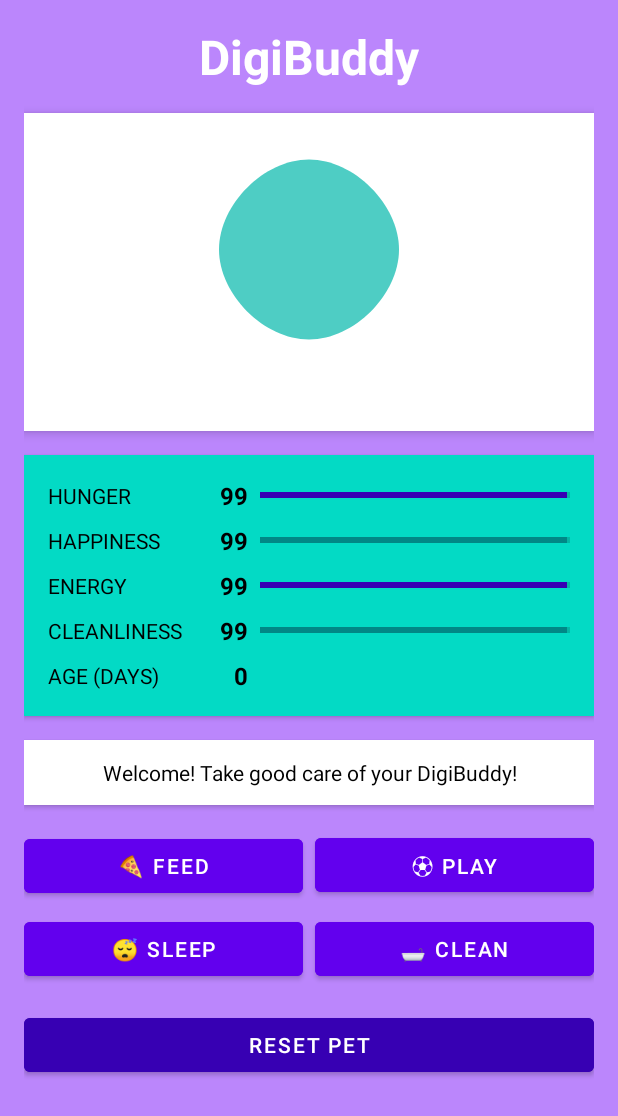
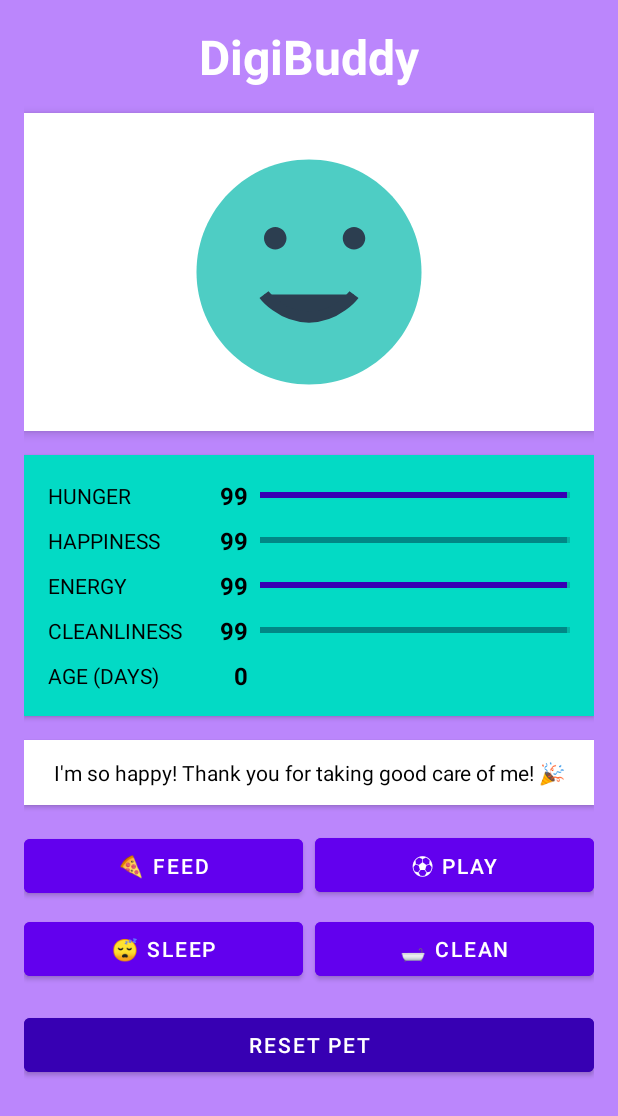
Before and after one commit to MatthewDelong/DigiBuddy, an Android app: the screen it shows after launch (MainActivity), on a phone screen of 412 x 824 dp. Shown: the top 1116 px of the screen. Run offline under Robolectric (Android 15) with nearby library versions, the phone set to English and light mode, and no system bars.

Commit message:
Add mood-based pet images and messages
Introduced mood detection logic in MainActivity and added new drawable resources for pet moods (happy, hungry, tired, dirty). The pet's image and status message now update dynamically based on its current mood, improving user feedback and engagement. Also updated app version to 1.0.5-b.

```diff
--- a/app/build.gradle
+++ b/app/build.gradle
@@ -11,7 +11,7 @@ android {
         minSdk = 21
         targetSdk = 34
         versionCode = 1
-        versionName = "1.0.4-b"
+        versionName = "1.0.5-b"
 
         testInstrumentationRunner = "androidx.test.runner.AndroidJUnitRunner"
     }
--- a/app/src/main/java/com/example/digibuddy/MainActivity.java
+++ b/app/src/main/java/com/example/digibuddy/MainActivity.java
@@ -28,6 +28,11 @@ public class MainActivity extends AppCompatActivity {
 
     private final Handler uiHandler = new Handler();
     private Runnable uiUpdateRunnable;
+
+    // Add these enums at the top of your MainActivity class
+    enum PetMood {
+        HAPPY, HUNGRY, TIRED, DIRTY, SLEEPING, DEFAULT
+    }
 
     @Override
     protected void onCreate(Bundle savedInstanceState) {
@@ -386,9 +391,41 @@ public class MainActivity extends AppCompatActivity {
         }
     }
 
+    // Mood detection method
+    private PetMood determinePetMood() {
+        if (!pet.isAlive()) {
+            return PetMood.DEFAULT;
+        }
+
+        if (pet.isSleeping()) {
+            return PetMood.SLEEPING;
+        }
+
+        // Check for critical needs first
+        if (pet.getHunger() < 20) {
+            return PetMood.HUNGRY;
+        }
+        if (pet.getEnergy() < 20) {
+            return PetMood.TIRED;
+        }
+        if (pet.getCleanliness() < 30) {
+            return PetMood.DIRTY;
+        }
+
+        // Then check for happiness
+        if (pet.getHappiness() > 70 && pet.getEnergy() > 50 && pet.getHunger() > 50) {
+            return PetMood.HAPPY;
+        }
+
+        return PetMood.DEFAULT;
+    }
+
+    // Updated pet image method with mood support
     private void updatePetImage() {
         int drawableId = R.drawable.ic_pet_egg;
+        PetMood currentMood = determinePetMood();
 
+        // First determine the base image based on life stage
         if ("baby".equals(pet.getStage())) {
             drawableId = R.drawable.ic_pet_baby;
         } else if ("teen".equals(pet.getStage())) {
@@ -397,8 +434,29 @@ public class MainActivity extends AppCompatActivity {
             drawableId = R.drawable.ic_pet_adult;
         }
 
+        // Override with mood-specific images if available
+        switch (currentMood) {
+            case HAPPY:
+                drawableId = R.drawable.ic_pet_happy;
+                break;
+            case HUNGRY:
+                drawableId = R.drawable.ic_pet_hungry;
+                break;
+            case TIRED:
+            case SLEEPING:
+                drawableId = R.drawable.ic_pet_tired;
+                break;
+            case DIRTY:
+                drawableId = R.drawable.ic_pet_dirty;
+                break;
+            case DEFAULT:
+                // Use the life stage image we already set
+                break;
+        }
+
         petImage.setImageResource(drawableId);
 
+        // Apply visual effects
         if (!pet.isAlive()) {
             petImage.setAlpha(0.5f);
             showMessage("Your DigiBuddy has passed away... Reset to start over.");
@@ -407,6 +465,48 @@ public class MainActivity extends AppCompatActivity {
         } else {
             petImage.setAlpha(1.0f);
         }
+
+        // Update mood message
+        updateMoodMessage(currentMood);
+    }
+
+    // Mood message update method
+    private void updateMoodMessage(PetMood mood) {
+        String message;
+
+        if (!pet.isAlive()) {
+            message = "Your DigiBuddy has passed away... Reset to start over.";
+        } else {
+            switch (mood) {
+                case HAPPY:
+                    message = "I'm so happy! Thank you for taking good care of me! 🎉";
+                    break;
+                case HUNGRY:
+                    message = "I'm really hungry... Can I have some food? 🍕";
+                    break;
+                case TIRED:
+                    message = "I'm feeling very tired... I need some rest 😴";
+                    break;
+                case SLEEPING:
+                    message = "Zzz... I'm sleeping peacefully 💤";
+                    break;
+                case DIRTY:
+                    message = "I feel dirty and uncomfortable... Can you clean me? 🛁";
+                    break;
+                default:
+                    // Default messages based on general state
+                    if (pet.getHappiness() > 70) {
+                        message = "I'm having a great day! Thanks for being awesome!";
+                    } else if (pet.getEnergy() > 80) {
+                        message = "I'm full of energy! Let's do something fun!";
+                    } else {
+                        message = "Hello! I'm doing okay today!";
+                    }
+                    break;
+            }
+        }
+
+        messageText.setText(message);
     }
 
     private void updateButtonStates() {
--- /dev/null
+++ b/app/src/main/res/drawable/ic_pet_dirty.xml
@@ -0,0 +1,23 @@
+<?xml version="1.0" encoding="utf-8"?>
+<vector xmlns:android="http://schemas.android.com/apk/res/android"
+    android:width="24dp"
+    android:height="24dp"
+    android:viewportHeight="24">
+    <path
+        android:fillColor="#4ECDC4"
+        android:pathData="M12,2C6.48,2 2,6.48 2,12s4.48,10 10,10 10,-4.48 10,-10S17.52,2 12,2z"/>
+    <!-- Unhappy eyes -->
+    <path
+        android:fillColor="#2C3E50"
+        android:pathData="M9,9C8.45,9 8,8.55 8,8s0.45,-1 1,-1 1,0.45 1,1 -0.45,1 -1,1zM16,8c0,0.55 -0.45,1 -1,1s-1,-0.45 -1,-1 0.45,-1 1,-1 1,0.45 1,1z"/>
+    <!-- Frown -->
+    <path
+        android:fillColor="#2C3E50"
+        android:strokeColor="#2C3E50"
+        android:strokeWidth="1"
+        android:pathData="M8,15c0,0 1.5,-1 4,-1s4,1 4,1"/>
+    <!-- Dirt spots -->
+    <path
+        android:fillColor="#8B4513"
+        android:pathData="M6,6h1v1h-1zM17,17h1v1h-1zM5,12h1v1h-1z"/>
+</vector>
--- /dev/null
+++ b/app/src/main/res/drawable/ic_pet_happy.xml
@@ -0,0 +1,20 @@
+<?xml version="1.0" encoding="utf-8"?>
+<vector xmlns:android="http://schemas.android.com/apk/res/android"
+    android:width="24dp"
+    android:height="24dp"
+    android:viewportWidth="24"
+    android:viewportHeight="24">
+    <path
+        android:fillColor="#4ECDC4"
+        android:pathData="M12,2C6.48,2 2,6.48 2,12s4.48,10 10,10 10,-4.48 10,-10S17.52,2 12,2z"/>
+    <!-- Happy eyes -->
+    <path
+        android:fillColor="#2C3E50"
+        android:pathData="M8,9C8,8.45 8.45,8 9,8s1,0.45 1,1 -0.45,1 -1,1 -1,-0.45 -1,-1zM15,9c0,-0.55 0.45,-1 1,-1s1,0.45 1,1 -0.45,1 -1,1 -1,-0.45 -1,-1z"/>
+    <!-- Big smile -->
+    <path
+        android:fillColor="#2C3E50"
+        android:strokeColor="#2C3E50"
+        android:strokeWidth="1"
+        android:pathData="M8,14c0,0 1.5,2 4,2s4,-2 4,-2"/>
+</vector>
--- /dev/null
+++ b/app/src/main/res/drawable/ic_pet_hungry.xml
@@ -0,0 +1,21 @@
+<?xml version="1.0" encoding="utf-8"?>
+<vector xmlns:android="http://schemas.android.com/apk/res/android"
+    android:width="24dp"
+    android:height="24dp"
+    android:viewportWidth="24"
+    android:viewportHeight="24">
+    <path
+        android:fillColor="#4ECDC4"
+        android:pathData="M12,2C6.48,2 2,6.48 2,12s4.48,10 10,10 10,-4.48 10,-10S17.52,2 12,2z"/>
+    <!-- Tired eyes -->
+    <path
+        android:fillColor="#2C3E50"
+        android:pathData="M9,9L7,9M17,9L15,9"
+        android:strokeLineCap="round"
+        android:strokeWidth="1.5"
+        android:strokeColor="#2C3E50"/>
+    <!-- Open mouth (hungry) -->
+    <path
+        android:fillColor="#2C3E50"
+        android:pathData="M10,14h4c0.55,0 1,0.45 1,1v1c0,0.55 -0.45,1 -1,1h-4c-0.55,0 -1,-0.45 -1,-1v-1c0,-0.55 0.45,-1 1,-1z"/>
+</vector>
--- /dev/null
+++ b/app/src/main/res/drawable/ic_pet_tired.xml
@@ -0,0 +1,24 @@
+<?xml version="1.0" encoding="utf-8"?>
+<vector xmlns:android="http://schemas.android.com/apk/res/android"
+    android:width="24dp"
+    android:height="24dp"
+    android:viewportWidth="24"
+    android:viewportHeight="24">
+    <path
+        android:fillColor="#4ECDC4"
+        android:pathData="M12,2C6.48,2 2,6.48 2,12s4.48,10 10,10 10,-4.48 10,-10S17.52,2 12,2z"/>
+    <!-- Sleepy eyes -->
+    <path
+        android:fillColor="#2C3E50"
+        android:pathData="M8,9l3,-1M16,9l-3,-1"
+        android:strokeLineCap="round"
+        android:strokeWidth="1.5"
+        android:strokeColor="#2C3E50"/>
+    <!-- Zzz for sleep -->
+    <path
+        android:fillColor="#2C3E50"
+        android:pathData="M9,16l1,-1 1,1 1,-1M13,16l1,-1 1,1"
+        android:strokeLineCap="round"
+        android:strokeWidth="1"
+        android:strokeColor="#2C3E50"/>
+</vector>
```
Also changed, not shown: 3 other files.
